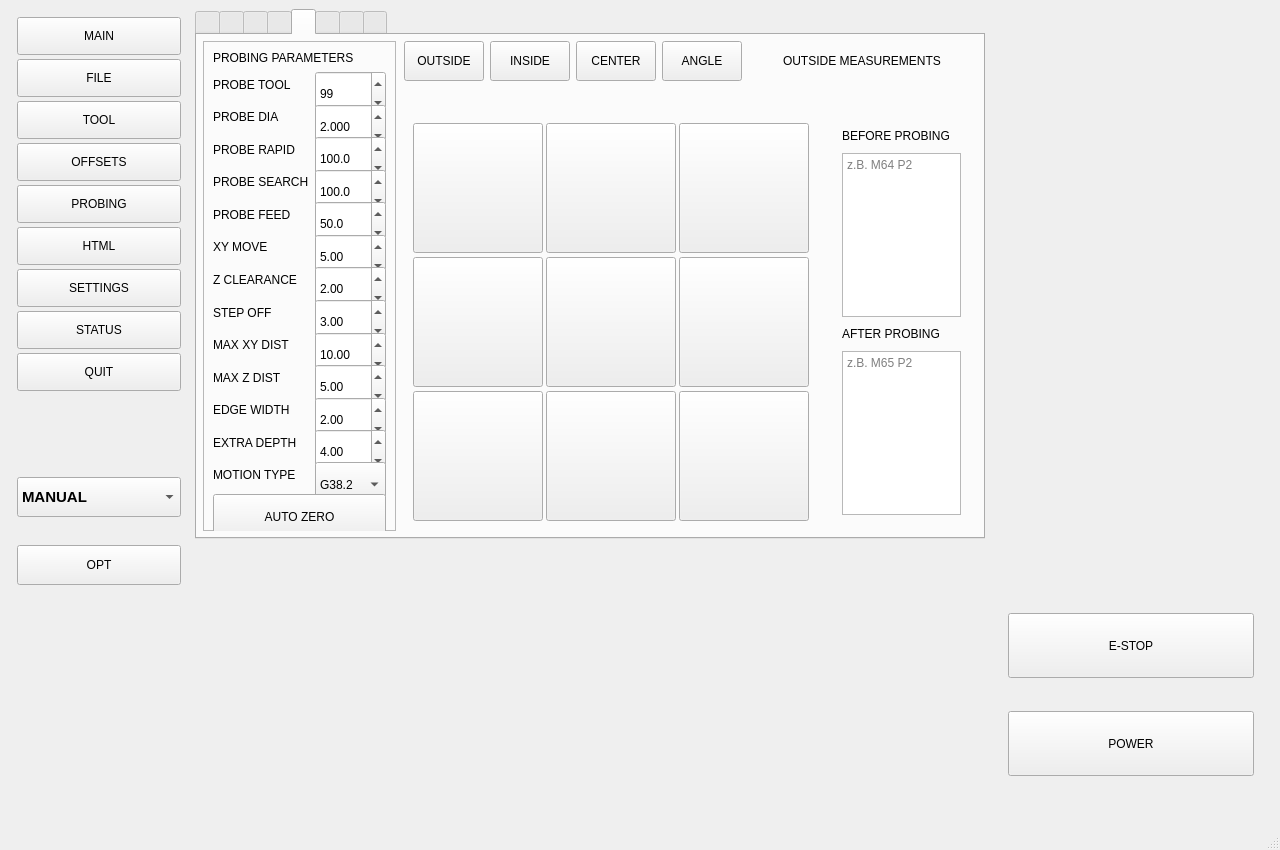
First picture: the form in thorcnc/thorcnc.ui, repository Moshkopp/ThorCNC, before the edit.
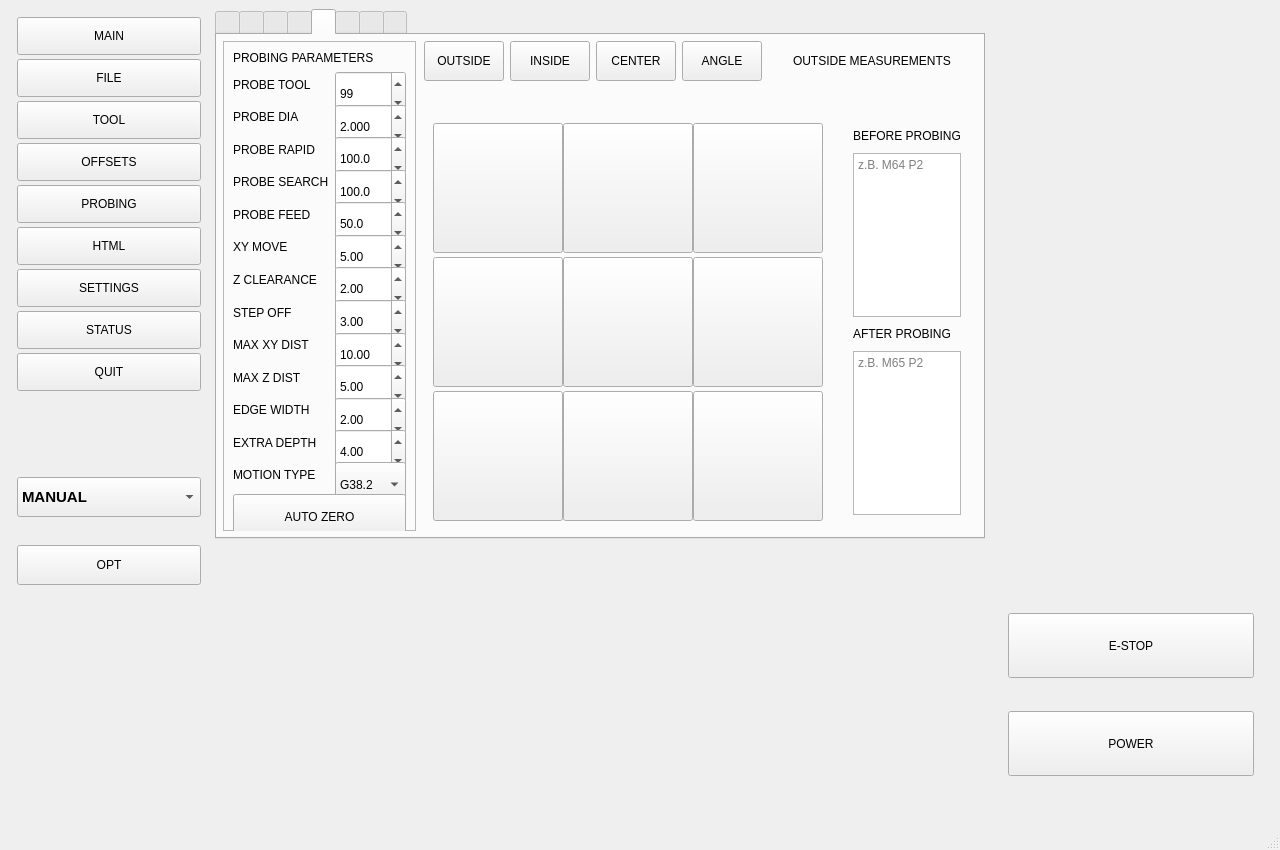
Second picture: the form after the edit.

Patch:
```diff
--- a/thorcnc/thorcnc.ui
+++ b/thorcnc/thorcnc.ui
@@ -25,13 +25,13 @@
      <widget class="QFrame" name="leftPanel">
       <property name="minimumSize">
        <size>
-        <width>180</width>
+        <width>200</width>
         <height>0</height>
        </size>
       </property>
       <property name="maximumSize">
        <size>
-        <width>200</width>
+        <width>220</width>
         <height>16777215</height>
        </size>
       </property>
```
